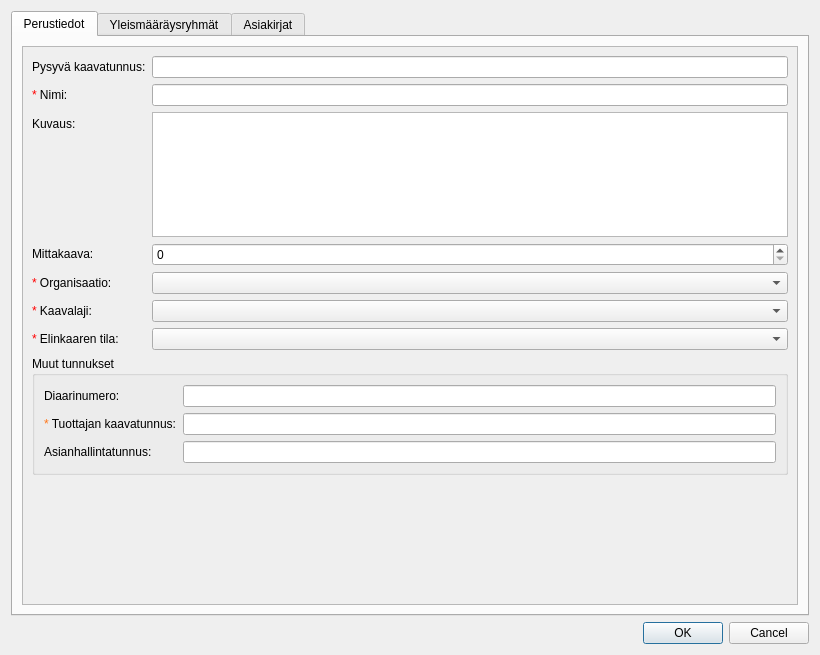
First picture: the form in arho_feature_template/gui/dialogs/plan_attribute_form.ui, repository GispoCoding/arho-qgis-plugin, before the edit.
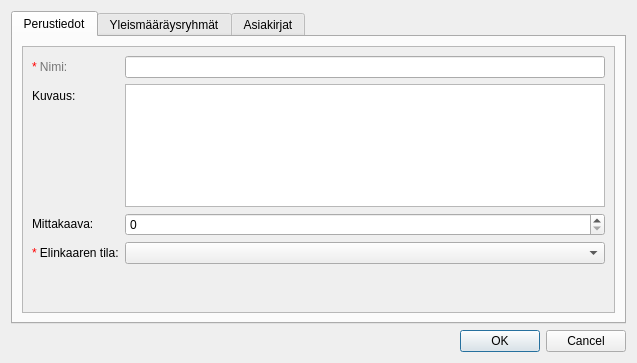
Second picture: the form after the edit. Custom widgets are drawn as their Qt base class.

Commit message: Fix plan matter management

Patch:
```diff
--- a/arho_feature_template/gui/dialogs/plan_attribute_form.ui
+++ b/arho_feature_template/gui/dialogs/plan_attribute_form.ui
@@ -9,8 +9,8 @@
    <rect>
     <x>0</x>
     <y>0</y>
-    <width>820</width>
-    <height>655</height>
+    <width>637</width>
+    <height>363</height>
    </rect>
   </property>
   <property name="windowTitle">
@@ -61,8 +61,8 @@
            <rect>
             <x>0</x>
             <y>0</y>
-            <width>778</width>
-            <height>555</height>
+            <width>593</width>
+            <height>270</height>
            </rect>
           </property>
           <layout class="QVBoxLayout" name="verticalLayout_4">
@@ -78,40 +78,23 @@
            <item>
             <layout class="QFormLayout" name="general_data_layout">
              <item row="0" column="0">
-              <widget class="QLabel" name="label">
-               <property name="text">
-                <string>&lt;html&gt;&lt;head/&gt;&lt;body&gt;&lt;p&gt;Pysyvä kaavatunnus:&lt;/p&gt;&lt;/body&gt;&lt;/html&gt;</string>
-               </property>
-               <property name="buddy">
-                <cstring>permanent_identifier_line_edit</cstring>
-               </property>
-              </widget>
-             </item>
-             <item row="0" column="1">
-              <widget class="QLineEdit" name="permanent_identifier_line_edit">
-               <property name="toolTip">
-                <string>Kaava-asian pysyvä kaavatunnus</string>
-               </property>
-              </widget>
-             </item>
-             <item row="1" column="0">
               <widget class="QLabel" name="nimiLabel">
                <property name="text">
-                <string>&lt;html&gt;&lt;head/&gt;&lt;body&gt;&lt;p&gt;&lt;span style=&quot; color:#ff0000;&quot;&gt;*&lt;/span&gt; Nimi:&lt;/p&gt;&lt;/body&gt;&lt;/html&gt;</string>
+                <string>&lt;html&gt;&lt;head/&gt;&lt;body&gt;&lt;p&gt;&lt;span style=&quot; color:#ff0000;&quot;&gt;*&lt;/span&gt;&lt;span style=&quot; color:#757575;&quot;&gt; Nimi:&lt;/span&gt;&lt;/p&gt;&lt;/body&gt;&lt;/html&gt;</string>
                </property>
                <property name="buddy">
                 <cstring>name_line_edit</cstring>
                </property>
               </widget>
              </item>
-             <item row="1" column="1">
+             <item row="0" column="1">
               <widget class="QLineEdit" name="name_line_edit">
                <property name="toolTip">
                 <string>Kaava-asian nimi</string>
                </property>
               </widget>
              </item>
-             <item row="2" column="0">
+             <item row="1" column="0">
               <widget class="QLabel" name="kuvausLabel">
                <property name="text">
                 <string>&lt;html&gt;&lt;head/&gt;&lt;body&gt;&lt;p&gt;Kuvaus:&lt;/p&gt;&lt;/body&gt;&lt;/html&gt;</string>
@@ -121,7 +104,7 @@
                </property>
               </widget>
              </item>
-             <item row="2" column="1">
+             <item row="1" column="1">
               <widget class="QTextEdit" name="description_text_edit">
                <property name="maximumSize">
                 <size>
@@ -134,51 +117,7 @@
                </property>
               </widget>
              </item>
-             <item row="4" column="0">
-              <widget class="QLabel" name="label_5">
-               <property name="text">
-                <string>&lt;span style=&quot;color: red;&quot;&gt;*&lt;/span&gt; Organisaatio:</string>
-               </property>
-              </widget>
-             </item>
-             <item row="4" column="1">
-              <widget class="CodeComboBox" name="organisation_combo_box"/>
-             </item>
-             <item row="5" column="0">
-              <widget class="QLabel" name="tyyppiLabel">
-               <property name="text">
-                <string>&lt;span style=&quot;color: red;&quot;&gt;*&lt;/span&gt; Kaavalaji:</string>
-               </property>
-               <property name="buddy">
-                <cstring>plan_type_combo_box</cstring>
-               </property>
-              </widget>
-             </item>
-             <item row="5" column="1">
-              <widget class="HierarchicalCodeComboBox" name="plan_type_combo_box">
-               <property name="toolTip">
-                <string>Kaava-asian kaavalaji</string>
-               </property>
-              </widget>
-             </item>
-             <item row="6" column="0">
-              <widget class="QLabel" name="elinkaarenTilaLabel">
-               <property name="text">
-                <string>&lt;span style=&quot;color: red;&quot;&gt;*&lt;/span&gt; Elinkaaren tila:</string>
-               </property>
-               <property name="buddy">
-                <cstring>lifecycle_status_combo_box</cstring>
-               </property>
-              </widget>
-             </item>
-             <item row="6" column="1">
-              <widget class="CodeComboBox" name="lifecycle_status_combo_box">
-               <property name="toolTip">
-                <string>Kaavan elinkaaren tila</string>
-               </property>
-              </widget>
-             </item>
-             <item row="3" column="0">
+             <item row="2" column="0">
               <widget class="QLabel" name="scale_label">
                <property name="mouseTracking">
                 <bool>true</bool>
@@ -188,79 +127,32 @@
                </property>
               </widget>
              </item>
-             <item row="3" column="1">
+             <item row="2" column="1">
               <widget class="QSpinBox" name="scale_spin_box">
                <property name="maximum">
                 <number>999999999</number>
                </property>
               </widget>
              </item>
+             <item row="3" column="0">
+              <widget class="QLabel" name="elinkaarenTilaLabel">
+               <property name="text">
+                <string>&lt;span style=&quot;color: red;&quot;&gt;*&lt;/span&gt; Elinkaaren tila:</string>
+               </property>
+               <property name="buddy">
+                <cstring>lifecycle_status_combo_box</cstring>
+               </property>
+              </widget>
+             </item>
+             <item row="3" column="1">
+              <widget class="CodeComboBox" name="lifecycle_status_combo_box">
+               <property name="toolTip">
+                <string>Kaavan elinkaaren tila</string>
+               </property>
+              </widget>
+             </item>
             </layout>
            </item>
-           <item>
-            <widget class="QgsCollapsibleGroupBox" name="mGroupBox">
-             <property name="title">
-              <string>Muut tunnukset</string>
-             </property>
-             <property name="collapsed">
-              <bool>false</bool>
-             </property>
-             <layout class="QFormLayout" name="formLayout_2">
-              <item row="0" column="0">
-               <widget class="QLabel" name="label_2">
-                <property name="text">
-                 <string>Diaarinumero:</string>
-                </property>
-                <property name="buddy">
-                 <cstring>record_number_line_edit</cstring>
-                </property>
-               </widget>
-              </item>
-              <item row="0" column="1">
-               <widget class="QLineEdit" name="record_number_line_edit"/>
-              </item>
-              <item row="1" column="1">
-               <widget class="QLineEdit" name="producers_plan_identifier_line_edit">
-                <property name="toolTip">
-                 <string>Tuottajan kaavatunnus vaaditaan kaava-asian muodostamiseen ja pysyvän kaavatunnuksen hakemiseen.</string>
-                </property>
-                <property name="whatsThis">
-                 <string/>
-                </property>
-               </widget>
-              </item>
-              <item row="1" column="0">
-               <widget class="QLabel" name="label_3">
-                <property name="toolTip">
-                 <string>Tuottajan kaavatunnus vaaditaan kaava-asian muodostamiseen ja pysyvän kaavatunnuksen hakemiseen.</string>
-                </property>
-                <property name="whatsThis">
-                 <string/>
-                </property>
-                <property name="text">
-                 <string>&lt;span style=&quot;color: #FF7518;&quot;&gt;*&lt;/span&gt; Tuottajan kaavatunnus:</string>
-                </property>
-                <property name="buddy">
-                 <cstring>producers_plan_identifier_line_edit</cstring>
-                </property>
-               </widget>
-              </item>
-              <item row="2" column="0">
-               <widget class="QLabel" name="label_4">
-                <property name="text">
-                 <string>Asianhallintatunnus:</string>
-                </property>
-                <property name="buddy">
-                 <cstring>matter_management_identifier_line_edit</cstring>
-                </property>
-               </widget>
-              </item>
-              <item row="2" column="1">
-               <widget class="QLineEdit" name="matter_management_identifier_line_edit"/>
-              </item>
-             </layout>
-            </widget>
-           </item>
            <item>
             <spacer name="verticalSpacer_3">
              <property name="orientation">
@@ -402,22 +294,11 @@
   </layout>
  </widget>
  <customwidgets>
-  <customwidget>
-   <class>QgsCollapsibleGroupBox</class>
-   <extends>QGroupBox</extends>
-   <header>qgscollapsiblegroupbox.h</header>
-   <container>1</container>
-  </customwidget>
   <customwidget>
    <class>CodeComboBox</class>
    <extends>QComboBox</extends>
    <header>arho_feature_template.gui.components.code_combobox</header>
   </customwidget>
-  <customwidget>
-   <class>HierarchicalCodeComboBox</class>
-   <extends>QComboBox</extends>
-   <header>arho_feature_template.gui.components.code_combobox</header>
-  </customwidget>
  </customwidgets>
  <tabstops>
   <tabstop>tabWidget</tabstop>
```
Left out of the diff: 12 changed lines with no effect on the pictures. The commit also changes 9 other files.
